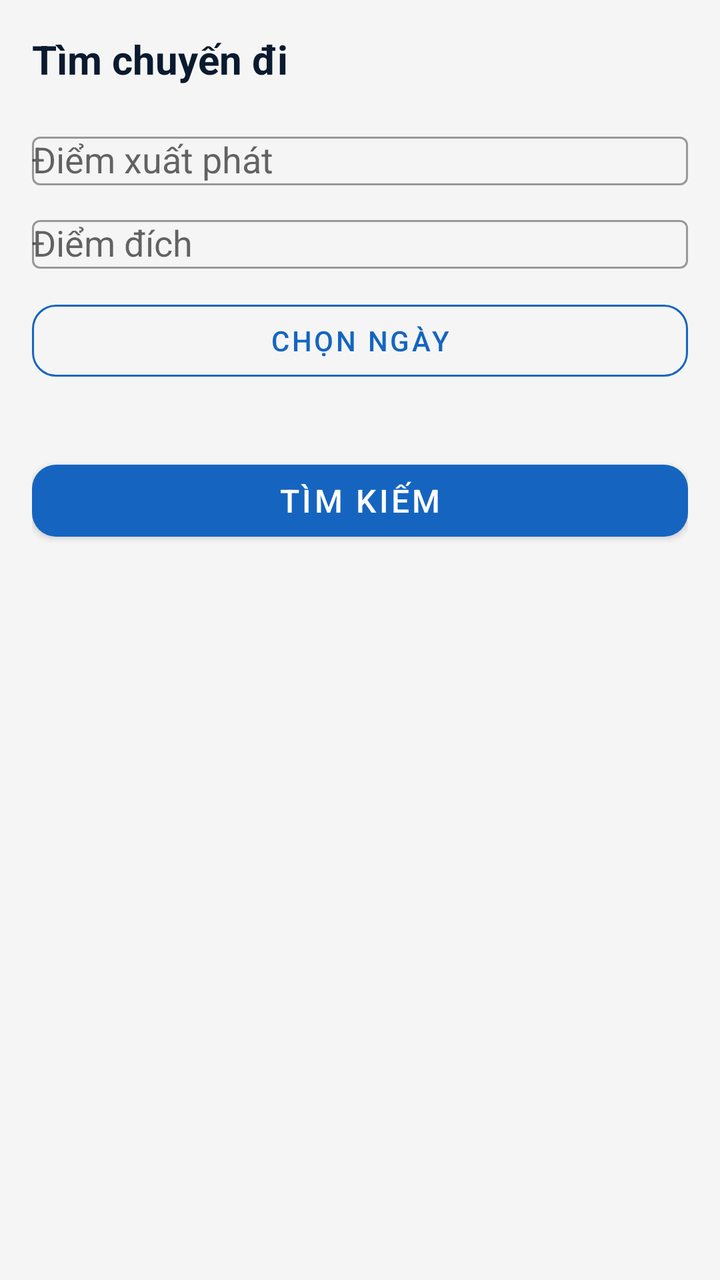
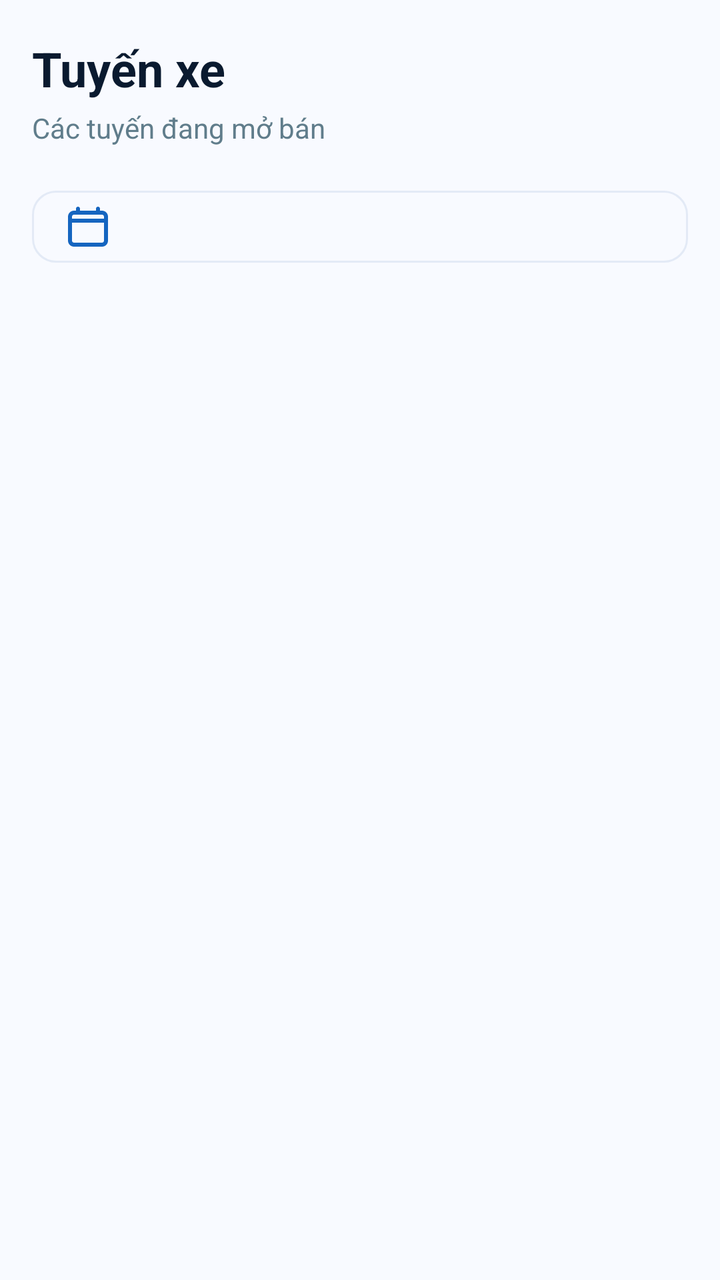

An Android layout rendered at two revisions. The XML below is the earlier revision; the diff shows what the commit changed to produce the second picture.
<!-- AndroidManifest.xml: application theme Theme.BusBooking -->
<!-- res/layout/fragment_route_search.xml -->
<?xml version="1.0" encoding="utf-8"?>
<androidx.core.widget.NestedScrollView xmlns:android="http://schemas.android.com/apk/res/android"
    xmlns:app="http://schemas.android.com/apk/res-auto"
    android:layout_width="match_parent"
    android:layout_height="match_parent"
    android:background="@color/background_grey">

    <LinearLayout
        android:layout_width="match_parent"
        android:layout_height="wrap_content"
        android:orientation="vertical"
        android:padding="16dp">

        
        <TextView
            android:layout_width="match_parent"
            android:layout_height="wrap_content"
            android:text="Tìm chuyến đi"
            android:textSize="20sp"
            android:textStyle="bold"
            android:textColor="@color/text_primary"
            android:layout_marginBottom="20dp" />

        
        <com.google.android.material.textfield.TextInputLayout
            android:layout_width="match_parent"
            android:layout_height="wrap_content"
            android:layout_marginBottom="12dp"
            style="@style/Widget.MaterialComponents.TextInputLayout.OutlinedBox">

            <com.google.android.material.textfield.MaterialAutoCompleteTextView
                android:id="@+id/originInput"
                android:layout_width="match_parent"
                android:layout_height="wrap_content"
                android:hint="Điểm xuất phát"
                android:inputType="text" />

        </com.google.android.material.textfield.TextInputLayout>

        
        <com.google.android.material.textfield.TextInputLayout
            android:layout_width="match_parent"
            android:layout_height="wrap_content"
            android:layout_marginBottom="12dp"
            style="@style/Widget.MaterialComponents.TextInputLayout.OutlinedBox">

            <com.google.android.material.textfield.MaterialAutoCompleteTextView
                android:id="@+id/destinationInput"
                android:layout_width="match_parent"
                android:layout_height="wrap_content"
                android:hint="Điểm đích"
                android:inputType="text" />

        </com.google.android.material.textfield.TextInputLayout>

        
        <com.google.android.material.button.MaterialButton
            android:id="@+id/dateButton"
            android:layout_width="match_parent"
            android:layout_height="48dp"
            android:text="Chọn ngày"
            android:textSize="14sp"
            android:layout_marginBottom="12dp"
            style="@style/Widget.MaterialComponents.Button.OutlinedButton"
            app:strokeColor="@color/blue_primary"
            app:cornerRadius="12dp" />

        
        <ProgressBar
            android:id="@+id/progressBar"
            android:layout_width="wrap_content"
            android:layout_height="wrap_content"
            android:layout_gravity="center_horizontal"
            android:layout_marginTop="16dp"
            android:visibility="gone" />

        
        <com.google.android.material.button.MaterialButton
            android:id="@+id/searchButton"
            android:layout_width="match_parent"
            android:layout_height="48dp"
            android:text="Tìm kiếm"
            android:textSize="16sp"
            android:layout_marginTop="20dp"
            app:backgroundTint="@color/blue_primary"
            app:cornerRadius="12dp" />

    </LinearLayout>

</androidx.core.widget.NestedScrollView>
<!-- resources referenced by this layout -->
<resources>
  <color name="background_grey">#F5F5F5</color>
  <color name="blue_primary">#1565C0</color>
  <color name="text_primary">#0A1A2F</color>
  <style name="Theme.BusBooking" parent="Theme.MaterialComponents.Light.NoActionBar.Bridge">
          <item name="colorPrimary">@color/blue_primary</item>
          <item name="colorPrimaryDark">@color/blue_primary_dark</item>
          <item name="colorAccent">@color/blue_accent</item>
      </style>
  <color name="blue_primary_dark">#0D47A1</color>
  <color name="blue_accent">#2196F3</color>
</resources>

<!-- the commit's change to res/layout/fragment_route_search.xml (unified diff, before → after) -->
@@ -1,90 +1,50 @@
 <?xml version="1.0" encoding="utf-8"?>
-<androidx.core.widget.NestedScrollView xmlns:android="http://schemas.android.com/apk/res/android"
+<LinearLayout xmlns:android="http://schemas.android.com/apk/res/android"
     xmlns:app="http://schemas.android.com/apk/res-auto"
     android:layout_width="match_parent"
     android:layout_height="match_parent"
-    android:background="@color/background_grey">
+    android:background="@color/surface_blue_light"
+    android:orientation="vertical"
+    android:paddingStart="16dp"
+    android:paddingTop="18dp"
+    android:paddingEnd="16dp">
 
-    <LinearLayout
+    <TextView
         android:layout_width="match_parent"
         android:layout_height="wrap_content"
-        android:orientation="vertical"
-        android:padding="16dp">
+        android:text="Tuyến xe"
+        android:textColor="@color/text_primary"
+        android:textSize="24sp"
+        android:textStyle="bold" />
 
-        
-        <TextView
-            android:layout_width="match_parent"
-            android:layout_height="wrap_content"
-            android:text="Tìm chuyến đi"
-            android:textSize="20sp"
-            android:textStyle="bold"
-            android:textColor="@color/text_primary"
-            android:layout_marginBottom="20dp" />
+    <TextView
+        android:layout_width="match_parent"
+        android:layout_height="wrap_content"
+        android:layout_marginTop="4dp"
+        android:text="Các tuyến đang mở bán"
+        android:textColor="@color/text_secondary"
+        android:textSize="14sp" />
 
-        
-        <com.google.android.material.textfield.TextInputLayout
-            android:layout_width="match_parent"
-            android:layout_height="wrap_content"
-            android:layout_marginBottom="12dp"
-            style="@style/Widget.MaterialComponents.TextInputLayout.OutlinedBox">
+    <com.google.android.material.button.MaterialButton
+        android:id="@+id/dateButton"
+        style="@style/Widget.MaterialComponents.Button.OutlinedButton"
+        android:layout_width="match_parent"
+        android:layout_height="48dp"
+        android:layout_marginTop="16dp"
+        android:textColor="@color/blue_primary"
+        android:textSize="14sp"
+        app:cornerRadius="12dp"
+        app:icon="@drawable/ic_calendar"
+        app:iconTint="@color/blue_primary"
+        app:strokeColor="@color/divider_blue" />
 
-            <com.google.android.material.textfield.MaterialAutoCompleteTextView
-                android:id="@+id/originInput"
-                android:layout_width="match_parent"
-                android:layout_height="wrap_content"
-                android:hint="Điểm xuất phát"
-                android:inputType="text" />
+    <androidx.recyclerview.widget.RecyclerView
+        android:id="@+id/routesRecyclerView"
+        android:layout_width="match_parent"
+        android:layout_height="0dp"
+        android:layout_marginTop="12dp"
+        android:layout_weight="1"
+        android:clipToPadding="false"
+        android:paddingBottom="18dp" />
 
-        </com.google.android.material.textfield.TextInputLayout>
-
-        
-        <com.google.android.material.textfield.TextInputLayout
-            android:layout_width="match_parent"
-            android:layout_height="wrap_content"
-            android:layout_marginBottom="12dp"
-            style="@style/Widget.MaterialComponents.TextInputLayout.OutlinedBox">
-
-            <com.google.android.material.textfield.MaterialAutoCompleteTextView
-                android:id="@+id/destinationInput"
-                android:layout_width="match_parent"
-                android:layout_height="wrap_content"
-                android:hint="Điểm đích"
-                android:inputType="text" />
-
-        </com.google.android.material.textfield.TextInputLayout>
-
-        
-        <com.google.android.material.button.MaterialButton
-            android:id="@+id/dateButton"
-            android:layout_width="match_parent"
-            android:layout_height="48dp"
-            android:text="Chọn ngày"
-            android:textSize="14sp"
-            android:layout_marginBottom="12dp"
-            style="@style/Widget.MaterialComponents.Button.OutlinedButton"
-            app:strokeColor="@color/blue_primary"
-            app:cornerRadius="12dp" />
-
-        
-        <ProgressBar
-            android:id="@+id/progressBar"
-            android:layout_width="wrap_content"
-            android:layout_height="wrap_content"
-            android:layout_gravity="center_horizontal"
-            android:layout_marginTop="16dp"
-            android:visibility="gone" />
-
-        
-        <com.google.android.material.button.MaterialButton
-            android:id="@+id/searchButton"
-            android:layout_width="match_parent"
-            android:layout_height="48dp"
-            android:text="Tìm kiếm"
-            android:textSize="16sp"
-            android:layout_marginTop="20dp"
-            app:backgroundTint="@color/blue_primary"
-            app:cornerRadius="12dp" />
-
-    </LinearLayout>
-
-</androidx.core.widget.NestedScrollView>
+</LinearLayout>
<!-- resource entries referenced after the edit -->
@@ -1,8 +1,21 @@
 <!-- resources referenced by this layout -->
 <resources>
-  <color name="background_grey">#F5F5F5</color>
   <color name="blue_primary">#1565C0</color>
+  <color name="divider_blue">#E3EAF6</color>
+  <color name="surface_blue_light">#F8FAFF</color>
   <color name="text_primary">#0A1A2F</color>
+  <color name="text_secondary">#607D8B</color>
+  <!-- drawable ic_calendar (drawable) -->
+  <?xml version="1.0" encoding="utf-8"?>
+  <vector xmlns:android="http://schemas.android.com/apk/res/android"
+      android:width="24dp"
+      android:height="24dp"
+      android:viewportWidth="24"
+      android:viewportHeight="24">
+      <path
+          android:fillColor="#FF000000"
+          android:pathData="M7,2C7.55,2 8,2.45 8,3V4H16V3C16,2.45 16.45,2 17,2C17.55,2 18,2.45 18,3V4H19C20.66,4 22,5.34 22,7V19C22,20.66 20.66,22 19,22H5C3.34,22 2,20.66 2,19V7C2,5.34 3.34,4 5,4H6V3C6,2.45 6.45,2 7,2ZM4,10V19C4,19.55 4.45,20 5,20H19C19.55,20 20,19.55 20,19V10H4ZM5,6C4.45,6 4,6.45 4,7V8H20V7C20,6.45 19.55,6 19,6H5Z" />
+  </vector>
   <style name="Theme.BusBooking" parent="Theme.MaterialComponents.Light.NoActionBar.Bridge">
           <item name="colorPrimary">@color/blue_primary</item>
           <item name="colorPrimaryDark">@color/blue_primary_dark</item>
